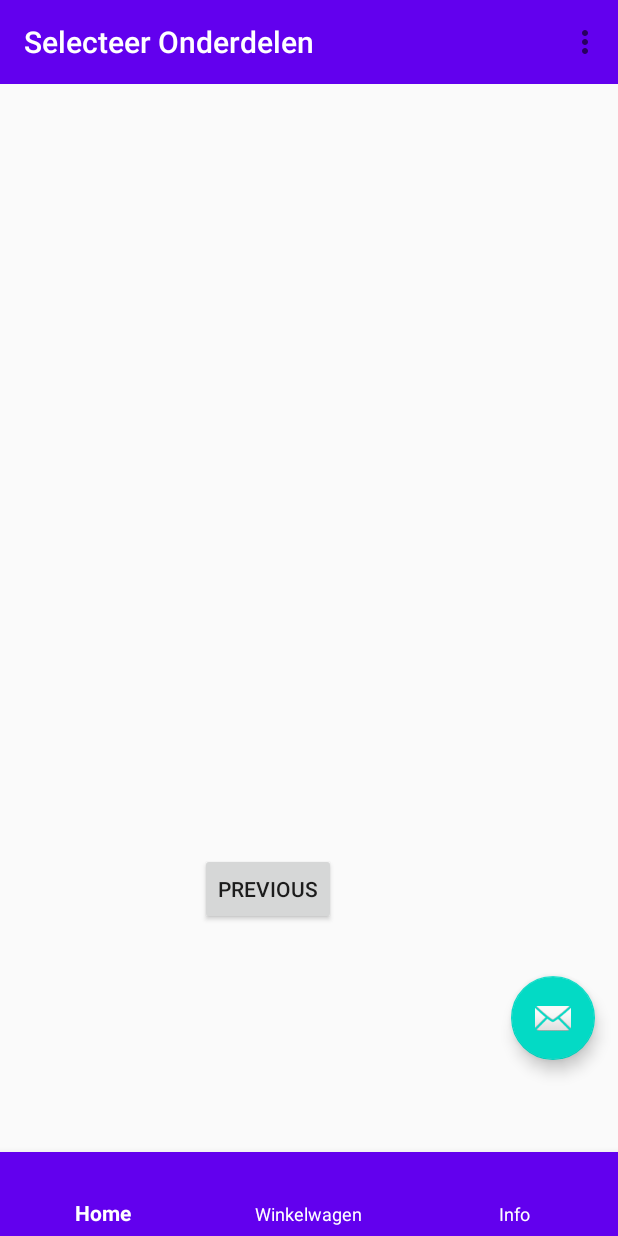
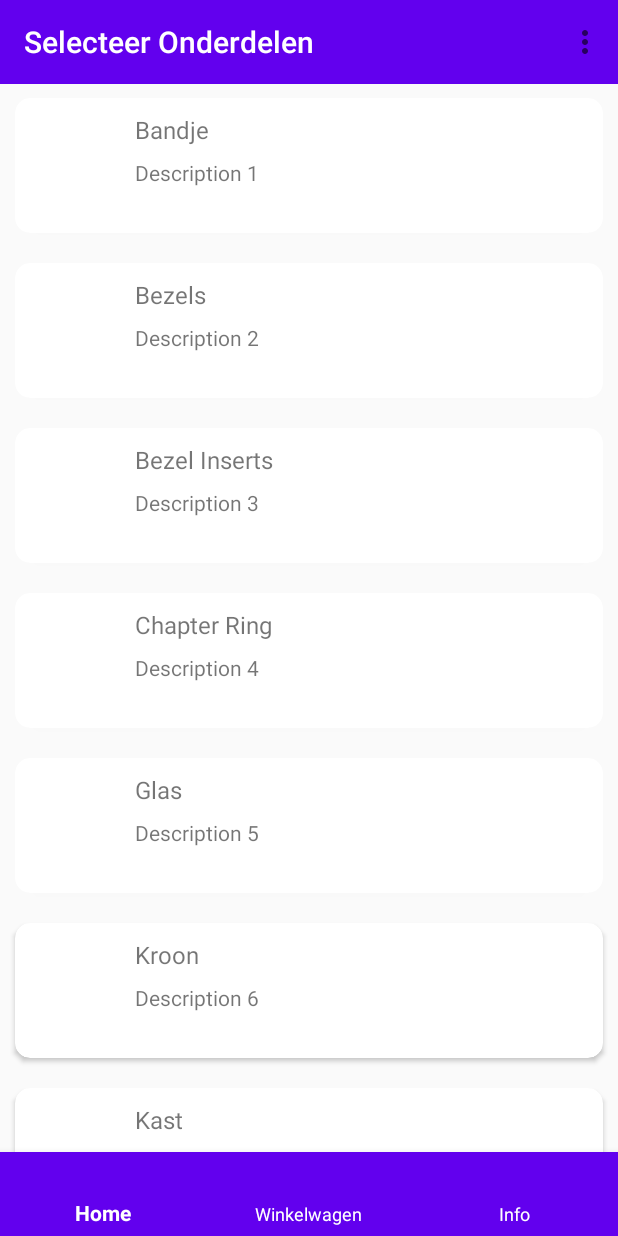
Before and after one commit to scarmoll/CapstoneProject, an Android app: the screen it shows after launch (MainActivity), after a tap on "LATEN WE BEGINNEN!", on a phone screen of 412 x 824 dp. Run offline under Robolectric (Android 15) with nearby library versions, the phone set to English and light mode, and no system bars; 1 other tap on this screen came first.

Commit message:
parts list populated

```diff
--- /dev/null
+++ b/app/src/main/java/com/example/capstone/Data/Part.kt
@@ -0,0 +1,32 @@
+package com.example.capstone.Data
+
+data class Part(
+    var name: String,
+    var description: String
+) {
+    companion object {
+        val PART_NAME = arrayOf(
+            "Bandje",
+            "Bezels",
+            "Bezel Inserts",
+            "Chapter Ring",
+            "Glas",
+            "Kroon",
+            "Kast",
+            "Wijzerplaat",
+            "Wijzers"
+        )
+
+        val PART_DESCRIPTION = arrayOf(
+            "Description 1",
+            "Description 2",
+            "Description 3",
+            "Description 4",
+            "Description 5",
+            "Description 6",
+            "Description 7",
+            "Description 8",
+            "Description 9"
+        )
+    }
+}
--- /dev/null
+++ b/app/src/main/java/com/example/capstone/Data/PartAdapter.kt
@@ -0,0 +1,37 @@
+package com.example.capstone.Data
+
+import android.view.LayoutInflater
+import android.view.View
+import android.view.ViewGroup
+import androidx.recyclerview.widget.RecyclerView
+import com.example.capstone.R
+import kotlinx.android.synthetic.main.item_part.view.*
+
+class PartAdapter(private val part: List<Part>) :
+    RecyclerView.Adapter<PartAdapter.ViewHolder>() {
+
+    inner class ViewHolder(itemView: View) : RecyclerView.ViewHolder(itemView) {
+
+        fun databind(part: Part) {
+            itemView.tvPartName.text = part.name
+            itemView.tvDescription.text = part.description
+        }
+    }
+
+    override fun onCreateViewHolder(parent: ViewGroup, viewType: Int): ViewHolder {
+        return ViewHolder(
+            LayoutInflater.from(parent.context).inflate(
+                R.layout.item_part, parent, false
+            )
+        )
+    }
+
+    override fun onBindViewHolder(holder: ViewHolder, position: Int) {
+        holder.databind(part[position])
+    }
+
+    override fun getItemCount(): Int {
+        return part.size
+    }
+
+}
--- a/app/src/main/java/com/example/capstone/MainActivity.kt
+++ b/app/src/main/java/com/example/capstone/MainActivity.kt
@@ -56,6 +56,7 @@
             if (destination.id in arrayOf(R.id.WelcomeFragment)) {
                 toolbar.title = "Welkom"
                 bottom_navigation.setVisibility(View.GONE)
+                fab.hide()
             } else if (destination.id in arrayOf(R.id.PartsFragment)) {
                 toolbar.title = "Selecteer Onderdelen"
                 bottom_navigation.setVisibility(View.VISIBLE)
--- a/app/src/main/java/com/example/capstone/PartsFragment.kt
+++ b/app/src/main/java/com/example/capstone/PartsFragment.kt
@@ -7,15 +7,23 @@
 import android.view.ViewGroup
 import android.widget.Button
 import androidx.navigation.fragment.findNavController
+import androidx.recyclerview.widget.LinearLayoutManager
+import androidx.recyclerview.widget.RecyclerView
+import com.example.capstone.Data.Part
+import com.example.capstone.Data.PartAdapter
+import kotlinx.android.synthetic.main.fragment_parts.*
 
 /**
  * A simple [Fragment] subclass as the second destination in the navigation.
  */
 class PartsFragment : Fragment() {
 
+    private val partList = arrayListOf<Part>()
+    private val partListAdapter = PartAdapter(partList)
+
     override fun onCreateView(
-            inflater: LayoutInflater, container: ViewGroup?,
-            savedInstanceState: Bundle?
+        inflater: LayoutInflater, container: ViewGroup?,
+        savedInstanceState: Bundle?
     ): View? {
         // Inflate the layout for this fragment
         return inflater.inflate(R.layout.fragment_parts, container, false)
@@ -24,8 +32,17 @@
     override fun onViewCreated(view: View, savedInstanceState: Bundle?) {
         super.onViewCreated(view, savedInstanceState)
 
-        view.findViewById<Button>(R.id.button_second).setOnClickListener {
-            findNavController().navigate(R.id.action_PartsFragment_to_WelcomeFragment)
+        initViews()
+    }
+
+    fun initViews() {
+        rvPartsList.layoutManager = LinearLayoutManager(context, RecyclerView.VERTICAL, false)
+        rvPartsList.adapter = partListAdapter
+
+        for (i in Part.PART_NAME.indices) {
+            partList.add(Part(Part.PART_NAME[i], Part.PART_DESCRIPTION[i]))
         }
+
+        partListAdapter.notifyDataSetChanged()
     }
 }
--- a/app/src/main/res/layout/fragment_parts.xml
+++ b/app/src/main/res/layout/fragment_parts.xml
@@ -6,31 +6,14 @@
     android:layout_height="match_parent"
     tools:context=".PartsFragment">
 
-    <Button
-        android:id="@+id/button_second"
-        android:layout_width="wrap_content"
-        android:layout_height="wrap_content"
-        android:layout_marginBottom="320dp"
-        android:text="@string/previous"
+    <androidx.recyclerview.widget.RecyclerView
+        android:id="@+id/rvPartsList"
+        android:layout_width="0dp"
+        android:layout_height="0dp"
+        android:layout_marginTop="45dp"
+        android:layout_marginBottom="55dp"
         app:layout_constraintBottom_toBottomOf="parent"
-        app:layout_constraintEnd_toEndOf="parent"
-        app:layout_constraintHorizontal_bias="0.414"
-        app:layout_constraintStart_toStartOf="parent"
-        app:layout_constraintTop_toBottomOf="@+id/recyclerView" />
-
-    <TextView
-        android:id="@+id/textview_second"
-        android:layout_width="wrap_content"
-        android:layout_height="wrap_content"
-        app:layout_constraintBottom_toTopOf="@id/button_second"
         app:layout_constraintEnd_toEndOf="parent"
         app:layout_constraintStart_toStartOf="parent"
         app:layout_constraintTop_toTopOf="parent" />
-
-    <androidx.recyclerview.widget.RecyclerView
-        android:id="@+id/recyclerView"
-        android:layout_width="409dp"
-        android:layout_height="681dp"
-        tools:layout_editor_absoluteX="1dp"
-        tools:layout_editor_absoluteY="1dp" />
 </androidx.constraintlayout.widget.ConstraintLayout>
```
